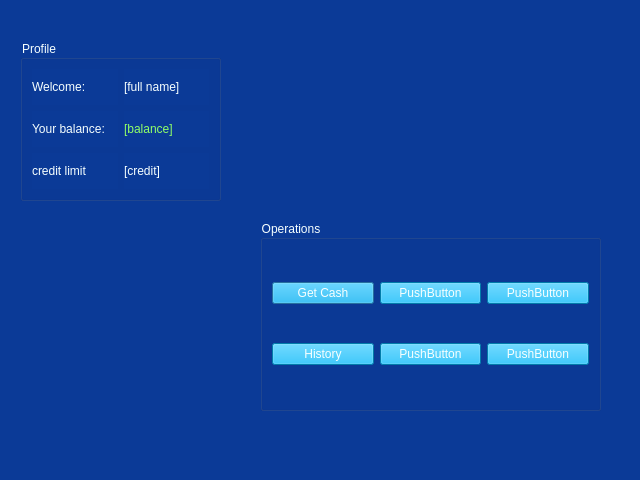
Qt form CarpeDiem/operationwindow.ui (DenDiem/ATM-CarpeDiem) before a commit.
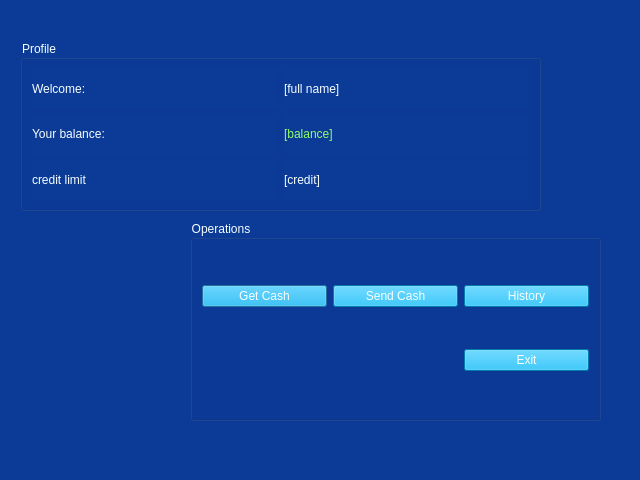
The same form after that commit.

```diff
--- a/CarpeDiem/operationwindow.ui
+++ b/CarpeDiem/operationwindow.ui
@@ -19,10 +19,10 @@
   <widget class="QGroupBox" name="boxOp">
    <property name="geometry">
     <rect>
-     <x>260</x>
+     <x>190</x>
      <y>220</y>
-     <width>341</width>
-     <height>191</height>
+     <width>411</width>
+     <height>201</height>
     </rect>
    </property>
    <property name="styleSheet">
@@ -51,18 +51,7 @@
 color: rgb(246, 255, 255);</string>
       </property>
       <property name="text">
-       <string>PushButton</string>
-      </property>
-     </widget>
-    </item>
-    <item row="0" column="2">
-     <widget class="QPushButton" name="pushButton_3">
-      <property name="styleSheet">
-       <string notr="true">background-color: rgb(1, 174, 238);
-color: rgb(246, 255, 255);</string>
-      </property>
-      <property name="text">
-       <string>PushButton</string>
+       <string>Send Cash</string>
       </property>
      </widget>
     </item>
@@ -73,22 +62,11 @@
 color: rgb(246, 255, 255);</string>
       </property>
       <property name="text">
-       <string>PushButton</string>
+       <string>Exit</string>
       </property>
      </widget>
     </item>
-    <item row="1" column="1">
-     <widget class="QPushButton" name="pushButton_5">
-      <property name="styleSheet">
-       <string notr="true">background-color: rgb(1, 174, 238);
-color: rgb(246, 255, 255);</string>
-      </property>
-      <property name="text">
-       <string>PushButton</string>
-      </property>
-     </widget>
-    </item>
-    <item row="1" column="0">
+    <item row="0" column="2">
      <widget class="QPushButton" name="pushButton_4">
       <property name="styleSheet">
        <string notr="true">background-color: rgb(1, 174, 238);
@@ -109,8 +87,8 @@
     <rect>
      <x>20</x>
      <y>40</y>
-     <width>201</width>
-     <height>161</height>
+     <width>521</width>
+     <height>171</height>
     </rect>
    </property>
    <property name="styleSheet">
```
Left out of the diff: 21 changed lines with no effect on the pictures.
